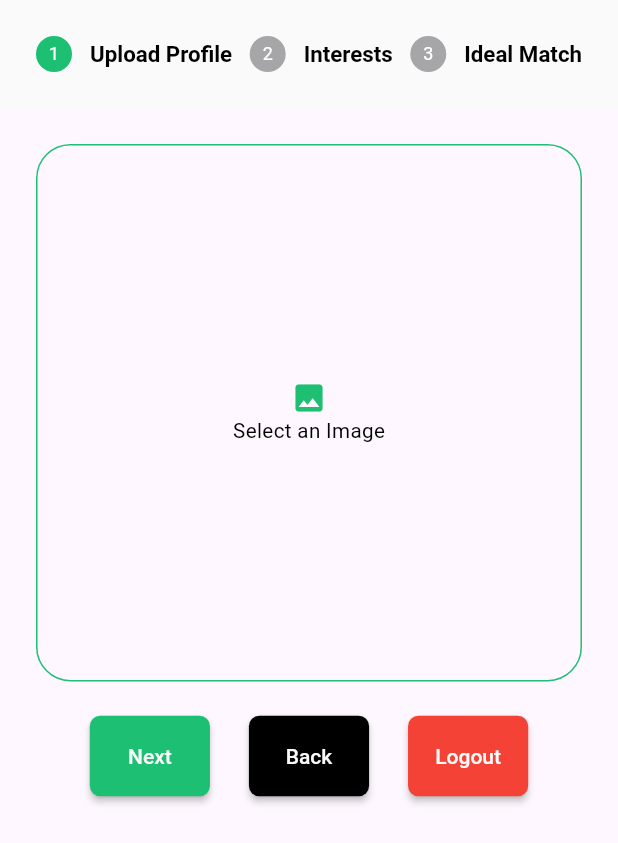
After one commit to bakht200/Totomo, a Flutter app: the FormPage screen opened directly, on a phone screen of 412 x 824 dp. The commit adds this screen. Shown: the top 843 px of the screen. Run offline on Flutter 3.47's test engine with Material 2 defaults, Android fonts, the phone set to English and light mode, and no system bars; our stand-ins replace badges, flutter_screenutil, flutter_svg, image_picker, material_design_icons_flutter, numberpicker and 1 more; missing offline and left inert: camera_camera, floating_action_bubble; network calls fail.

Commit message:
stepper form added

```diff
--- a/lib/main.dart
+++ b/lib/main.dart
@@ -1,6 +1,7 @@
 import 'package:dating_app/view/dashboard.dart';
 import 'package:dating_app/view/on_boarding_screen.dart';
 import 'package:dating_app/view/splash_screen.dart';
+import 'package:dating_app/view/stepper_form.dart';
 import 'package:flutter/material.dart';
 import 'package:flutter_screenutil/flutter_screenutil.dart';
 
@@ -21,7 +22,7 @@ class MyApp extends StatelessWidget {
           return MaterialApp(
             debugShowCheckedModeBanner: false,
             theme: ThemeData(primarySwatch: Colors.blue, useMaterial3: true),
-            home: SplashScreen(),
+            home: OnBoardingScreen(),
           );
         });
   }
--- a/lib/view/find_new_friend.dart
+++ b/lib/view/find_new_friend.dart
@@ -65,18 +65,10 @@ class _FindFriendState extends State<FindFriend> {
             size: 30.sp,
           ),
         ),
-        title: Padding(
-          padding: EdgeInsets.only(left: 7.w, right: 16.w, top: 10.h),
-          child: Row(
-            mainAxisAlignment: MainAxisAlignment.center,
-            children: <Widget>[
-              Text(
-                "Find Friend",
-                style: TextStyle(
-                    fontSize: 22.sp, fontWeight: FontWeight.bold, color: white),
-              ),
-            ],
-          ),
+        title: Text(
+          "Find Friend",
+          style: TextStyle(
+              fontSize: 22.sp, fontWeight: FontWeight.bold, color: white),
         ),
       ),
       body: SingleChildScrollView(
--- a/lib/view/home_page.dart
+++ b/lib/view/home_page.dart
@@ -157,7 +157,7 @@ class _HomePageState extends State<HomePage>
             color: Color((AppTheme.appBarBackgroundColor)),
             elevation: 0,
             shape: Border.all(width: 0.5),
-            offset: Offset(0, kToolbarHeight),
+            offset: const Offset(0, kToolbarHeight),
             onSelected: (value) {
               if (value == 1) {
                 Navigator.of(context).push(
@@ -189,7 +189,7 @@ class _HomePageState extends State<HomePage>
             titleStyle: TextStyle(fontSize: 16.sp, color: Colors.white),
             onPress: () {
               Navigator.of(context).push(MaterialPageRoute(
-                  builder: (builder) => DescriptionPostScreen()));
+                  builder: (builder) => const DescriptionPostScreen()));
               _animationController?.reverse();
             },
           ),
@@ -200,8 +200,8 @@ class _HomePageState extends State<HomePage>
             icon: Icons.photo,
             titleStyle: TextStyle(fontSize: 16.sp, color: Colors.white),
             onPress: () {
-              Navigator.of(context).push(
-                  MaterialPageRoute(builder: (builder) => GalleryPostScreen()));
+              Navigator.of(context).push(MaterialPageRoute(
+                  builder: (builder) => const GalleryPostScreen()));
               _animationController?.reverse();
             },
           ),
@@ -212,8 +212,8 @@ class _HomePageState extends State<HomePage>
             icon: Icons.camera,
             titleStyle: TextStyle(fontSize: 16.sp, color: Colors.white),
             onPress: () {
-              Navigator.of(context).push(
-                  MaterialPageRoute(builder: (builder) => CameraPostScreen()));
+              Navigator.of(context).push(MaterialPageRoute(
+                  builder: (builder) => const CameraPostScreen()));
               _animationController?.reverse();
             },
           ),
@@ -242,7 +242,7 @@ class _HomePageState extends State<HomePage>
                   padding: EdgeInsets.all(8.0.w),
                   child: Row(
                       children: List.generate(10, (index) {
-                    return StoryItem(
+                    return const StoryItem(
                       img:
                           'https://st2.depositphotos.com/3310833/7828/v/380/depositphotos_78289624-stock-illustration-flat-hipster-character.jpg?forcejpeg=true',
                       name: 'Story',
--- a/lib/view/signup.dart
+++ b/lib/view/signup.dart
@@ -2,6 +2,8 @@ import 'package:dating_app/constants/app_theme.dart';
 import 'package:dating_app/model/gender_model.dart';
 
 import 'package:dating_app/view/login.dart';
+import 'package:dating_app/view/on_boarding_screen.dart';
+import 'package:dating_app/view/stepper_form.dart';
 import 'package:flutter/material.dart';
 import 'package:flutter_screenutil/flutter_screenutil.dart';
 import 'package:material_design_icons_flutter/material_design_icons_flutter.dart';
@@ -271,7 +273,7 @@ class _SignUpScreenState extends State<SignUpScreen> {
                             onpressFunction: () {
                               Navigator.of(context).push(
                                 MaterialPageRoute(
-                                    builder: (builder) => Dashboard()),
+                                    builder: (builder) => FormPage()),
                               );
                             },
                             title: 'Sign Up')),
--- /dev/null
+++ b/lib/view/stepper_form.dart
@@ -0,0 +1,336 @@
+import 'package:dating_app/constants/app_theme.dart';
+import 'package:dating_app/view/dashboard.dart';
+import 'package:flutter/material.dart';
+import 'package:flutter_screenutil/flutter_screenutil.dart';
+import 'package:image_picker/image_picker.dart';
+
+import '../widgets/primary_button_widget.dart';
+
+class FormPage extends StatefulWidget {
+  const FormPage({Key? key}) : super(key: key);
+
+  @override
+  _FormPageState createState() => _FormPageState();
+}
+
+class _FormPageState extends State<FormPage> {
+  int currentStep = 0;
+  List interestList = [
+    'Movies',
+    'Cooking',
+    'Entertaintment',
+    'Game',
+    'Watching',
+    'Running',
+    'Sleeping',
+    'Laughing',
+    'Reading',
+    'Coding',
+    'Writing',
+    'Travelling',
+  ];
+
+  List idealMatch = [
+    'Love',
+    'Friend',
+    'Business',
+    'Fling',
+  ];
+
+  List<int> selectedItems = [];
+  List<int> ideaSelectedItem = [];
+
+  @override
+  Widget build(BuildContext context) {
+    return Scaffold(
+      body: SafeArea(
+        child: SizedBox(
+            height: 600.h,
+            width: 500.w,
+            child: Theme(
+              data: ThemeData(
+                colorScheme: Theme.of(context).colorScheme.copyWith(
+                    primary: Color(AppTheme.primaryColor),
+                    secondary: Color(AppTheme.primaryColor)),
+              ),
+              child: Stepper(
+                controlsBuilder: (context, _) {
+                  return Padding(
+                    padding: EdgeInsets.all(20.0.w),
+                    child: Row(
+                      mainAxisAlignment: MainAxisAlignment.spaceAround,
+                      children: <Widget>[
+                        SizedBox(
+                            width: 70.w, //
+                            height: 45.h,
+                            child: theme_primary_button_widget(
+                                primaryColor: Color(AppTheme.primaryColor),
+                                textColor: const Color(0xFFFAFAFA),
+                                onpressFunction: () {
+                                  bool isLastStep =
+                                      (currentStep == getSteps().length - 1);
+                                  if (isLastStep) {
+                                    Navigator.of(context).push(
+                                      MaterialPageRoute(
+                                          builder: (builder) => Dashboard()),
+                                    );
+                                  } else {
+                                    setState(() {
+                                      currentStep += 1;
+                                    });
+                                  }
+                                },
+                                title: 'Next')),
+                        SizedBox(
+                            width: 70.w, //
+                            height: 45.h,
+                            child: theme_primary_button_widget(
+                                primaryColor: Colors.black,
+                                textColor: const Color(0xFFFAFAFA),
+                                onpressFunction: () {
+                                  currentStep == 0
+                                      ? null
+                                      : setState(() {
+                                          currentStep -= 1;
+                                        });
+                                },
+                                title: 'Back')),
+                        SizedBox(
+                            width: 70.w, //
+                            height: 45.h,
+                            child: theme_primary_button_widget(
+                                primaryColor: Colors.red,
+                                textColor: const Color(0xFFFAFAFA),
+                                onpressFunction: () {
+                                  Navigator.of(context).pop();
+                                },
+                                title: 'Logout')),
+                      ],
+                    ),
+                  );
+                },
+                elevation: 0,
+                type: StepperType.horizontal,
+                currentStep: currentStep,
+                steps: getSteps(),
+              ),
+            )),
+      ),
+    );
+  }
+
+  List<Step> getSteps() {
+    return <Step>[
+      Step(
+        state: currentStep > 0 ? StepState.complete : StepState.indexed,
+        isActive: currentStep >= 0,
+        title: Text(
+          "Upload Profile",
+          style: TextStyle(
+              fontSize: 13.sp, fontWeight: FontWeight.bold, color: black),
+        ),
+        content: Column(
+          crossAxisAlignment: CrossAxisAlignment.center,
+          mainAxisAlignment: MainAxisAlignment.center,
+          children: [
+            GestureDetector(
+              onTap: () {
+                ImagePicker.platform.getImage(source: ImageSource.gallery);
+              },
+              child: Container(
+                height: 300.h,
+                width: 500.w,
+                decoration: BoxDecoration(
+                  border: Border.all(color: Color(AppTheme.primaryColor)),
+                  borderRadius: BorderRadius.circular(20.r),
+                ),
+                child: Column(
+                  crossAxisAlignment: CrossAxisAlignment.center,
+                  mainAxisAlignment: MainAxisAlignment.center,
+                  children: [
+                    Icon(
+                      Icons.image,
+                      color: Color(AppTheme.primaryColor),
+                    ),
+                    Text(
+                      'Select an Image',
+                      style: TextStyle(
+                          fontSize: 12.sp,
+                          fontWeight: FontWeight.w400,
+                          color: black),
+                    ),
+                  ],
+                ),
+              ),
+            ),
+          ],
+        ),
+      ),
+      Step(
+        state: currentStep > 1 ? StepState.complete : StepState.indexed,
+        isActive: currentStep >= 1,
+        title: Text(
+          "Interests",
+          style: TextStyle(
+              fontSize: 13.sp, fontWeight: FontWeight.bold, color: black),
+        ),
+        content: Column(
+          children: [
+            Text(
+              'Select a few of your interests to match with users who have similar things in common.',
+              style: TextStyle(
+                  fontSize: 14.sp,
+                  fontWeight: FontWeight.w500,
+                  color: Colors.grey),
+            ),
+            Container(
+              height: 400.h,
+              child: GridView.count(
+                physics: BouncingScrollPhysics(),
+                crossAxisCount: 2,
+                crossAxisSpacing: 5.0,
+                mainAxisSpacing: 10.0,
+                childAspectRatio: (1 / .4),
+                shrinkWrap: true,
+                children: List.generate(
+                  interestList.length,
+                  (index) {
+                    return Padding(
+                        padding: EdgeInsets.all(10.0.w),
+                        child: GestureDetector(
+                          onTap: () {
+                            setState(() {
+                              if (selectedItems.contains(index)) {
+                                selectedItems.remove(index);
+                              } else {
+                                selectedItems.add(index);
+                              }
+                            });
+                          },
+                          child: Container(
+                            height: 20.h,
+                            width: 20.w,
+                            child: Center(
+                                child: Text(
+                              interestList[index],
+                              style: TextStyle(
+                                fontSize: 14.sp,
+                                fontWeight: FontWeight.w500,
+                              ),
+                            )),
+                            decoration: BoxDecoration(
+                              color: Colors.white,
+                              border: Border.all(
+                                width: 2,
+                                color: selectedItems.contains(index)
+                                    ? Color(AppTheme.primaryColor)
+                                    : Colors.white,
+                              ),
+                              borderRadius: BorderRadius.only(
+                                  topLeft: Radius.circular(10.r),
+                                  topRight: Radius.circular(10.r),
+                                  bottomLeft: Radius.circular(10.r),
+                                  bottomRight: Radius.circular(10.r)),
+                              boxShadow: [
+                                BoxShadow(
+                                  color: Colors.grey.withOpacity(0.5),
+                                  spreadRadius: 5,
+                                  blurRadius: 7,
+                                  offset: Offset(0, 3),
+                                ),
+                              ],
+                            ),
+                          ),
+                        ));
+                  },
+                ),
+              ),
+            )
+          ],
+        ),
+      ),
+      Step(
+        state: currentStep > 2 ? StepState.complete : StepState.indexed,
+        isActive: currentStep >= 2,
+        title: Text(
+          "Ideal Match",
+          style: TextStyle(
+              fontSize: 13.sp, fontWeight: FontWeight.bold, color: black),
+        ),
+        content: Column(
+          children: [
+            Text(
+              'What are you hopping to find on the totomo app?',
+              style: TextStyle(
+                  fontSize: 14.sp,
+                  fontWeight: FontWeight.w500,
+                  color: Colors.grey),
+            ),
+            SizedBox(
+              height: 350.h,
+              child: GridView.count(
+                physics: BouncingScrollPhysics(),
+                crossAxisCount: 2,
+                crossAxisSpacing: 5.0,
+                mainAxisSpacing: 10.0,
+                shrinkWrap: true,
+                children: List.generate(
+                  idealMatch.length,
+                  (index) {
+                    return Padding(
+                        padding: EdgeInsets.all(10.0.w),
+                        child: GestureDetector(
+                          onTap: () {
+                            setState(() {
+                              if (ideaSelectedItem.contains(index)) {
+                                ideaSelectedItem.remove(index);
+                              } else {
+                                ideaSelectedItem.add(index);
+                              }
+                            });
+                          },
+                          child: Container(
+                            height: 20.h,
+                            width: 20.w,
+                            child: Center(
+                                child: Text(
+                              idealMatch[index],
+                              style: TextStyle(
+                                fontSize: 14.sp,
+                                fontWeight: FontWeight.w500,
+                              ),
+                            )),
+                            decoration: BoxDecoration(
+                              color: Colors.white,
+                              border: Border.all(
+                                width: 2,
+                                color: ideaSelectedItem.contains(index)
+                                    ? Color(AppTheme.primaryColor)
+                                    : Colors.white,
+                              ),
+                              borderRadius: BorderRadius.only(
+                                  topLeft: Radius.circular(10.r),
+                                  topRight: Radius.circular(10.r),
+                                  bottomLeft: Radius.circular(10.r),
+                                  bottomRight: Radius.circular(10.r)),
+                              boxShadow: [
+                                BoxShadow(
+                                  color: Colors.grey.withOpacity(0.5),
+                                  spreadRadius: 5,
+                                  blurRadius: 7,
+                                  offset: Offset(0, 3),
+                                ),
+                              ],
+                            ),
+                          ),
+                        ));
+                  },
+                ),
+              ),
+            )
+          ],
+        ),
+      ),
+    ];
+  }
+}
```
